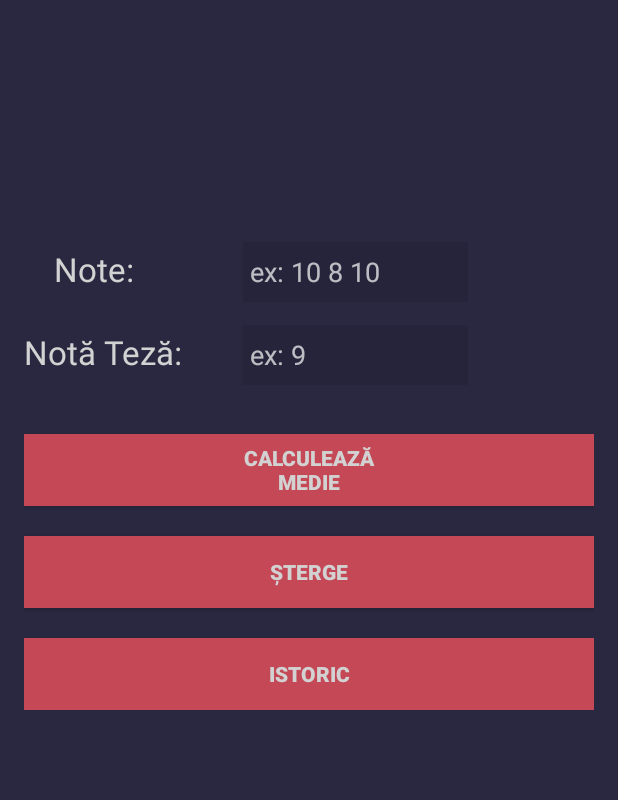
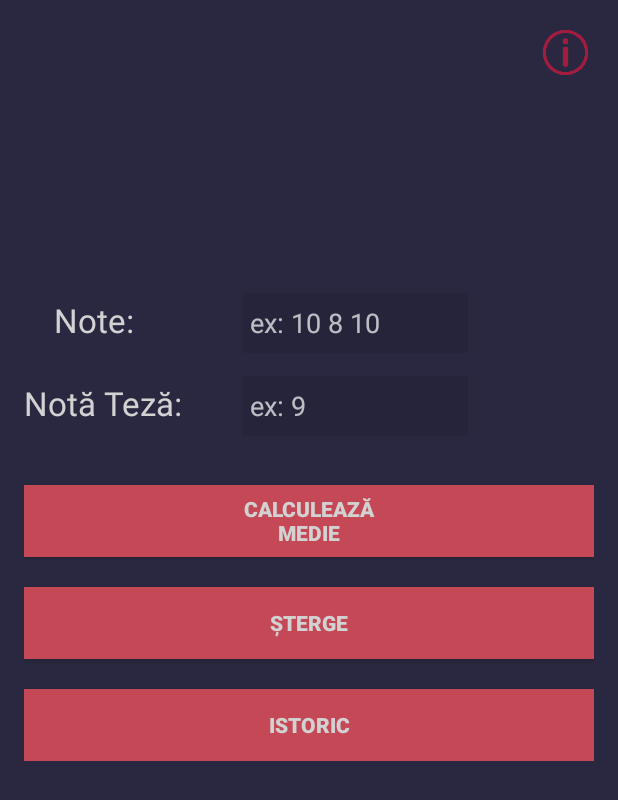
Before and after one commit to alexDamian99/CalculMedie2, an Android app: the screen it shows after launch (MainActivity), on a phone screen of 412 x 824 dp. Shown: the top 800 px of the screen. Run offline under Robolectric (Android 15) with nearby library versions, the light colour scheme and no system bars.

Commit message:
20.11.2016 Add: -info button + info activity -istoric activity -back button

```diff
--- a/app/src/main/java/devsaa/calculmedie/MainActivity.java
+++ b/app/src/main/java/devsaa/calculmedie/MainActivity.java
@@ -221,11 +221,15 @@ public class MainActivity extends AppCompatActivity {
         editTeza.setText("");
         editNote.requestFocus(); // editNote primeste focus
     }
-    String istoric = "";//stringul in care vom memora
+    //trebuie sa fie public static daca vrem sa le accesam dintr-un alt activity, in cazu asta din history.java
+    public static String istoric = "";//stringul in care vom memora
+    public static int indice = 0; //indicele pt istoric
+
     public void onClickHistory(View v){
         TextView txt = (TextView)findViewById(R.id.txtViewMedie);
         if (txt != null && ok == 1) {
-            istoric += (txt.getText().toString() + "\n");
+            ++indice; //crestem indicele la facerea unei noi medii
+            istoric += (indice + ")  " + txt.getText().toString() + "\n\n");
             ok = 0;
         }
 
@@ -235,7 +239,8 @@ public class MainActivity extends AppCompatActivity {
 
     }
 
-    public void onClickInfo(ImageView v){
-
+    public void onClickInfo(View v){
+        Intent infoIntent = new Intent(this, info.class);
+        startActivity(infoIntent);
     }
 }
--- a/app/src/main/res/layout/activity_main.xml
+++ b/app/src/main/res/layout/activity_main.xml
@@ -6,9 +6,6 @@
     android:layout_width="match_parent"
     android:layout_height="match_parent"
     android:background="#2A2840"
-    android:paddingLeft="@dimen/activity_horizontal_margin"
-    android:paddingRight="@dimen/activity_horizontal_margin"
-    android:paddingTop="@dimen/activity_vertical_margin"
     android:paddingBottom="@dimen/activity_vertical_margin"
     tools:context="devsaa.calculmedie.MainActivity">
 
@@ -23,11 +20,18 @@
         <LinearLayout
             android:orientation="vertical"
             android:layout_width="match_parent"
-            android:layout_height="wrap_content">
+            android:layout_height="wrap_content"
+            android:weightSum="1">
 
-            <Space
-                android:layout_width="match_parent"
-                android:layout_height="15dip" />
+            <ImageView
+                android:id="@+id/imgInfo"
+                android:layout_width="30dp"
+                android:layout_height="30dp"
+                app:srcCompat="@drawable/info"
+                android:layout_gravity="right"
+                android:layout_margin="20dp"
+                android:onClick="onClickInfo"
+                android:layout_weight="0.21"/>
 
             <FrameLayout
                 android:layout_width="match_parent"
@@ -53,11 +57,14 @@
             <Space
                 android:layout_width="match_parent"
                 android:layout_gravity="center_horizontal"
-                android:layout_height="30dp" />
+                android:layout_height="25dp" />
 
             <GridLayout
                 android:layout_width="match_parent"
-                android:layout_height="match_parent">
+                android:layout_height="match_parent"
+                android:paddingLeft="@dimen/activity_horizontal_margin"
+                android:paddingRight="@dimen/activity_horizontal_margin"
+                >
 
                 <TextView
                     android:layout_width="93dp"
@@ -125,7 +132,7 @@
                     android:onClick="onClickClear" />
 
                 <Button
-                    android:layout_width="wrap_content"
+                    android:layout_width="300dp"
                     android:layout_height="wrap_content"
                     android:text="@string/btnCalcMedie"
                     android:textColor="#D2D2D2"
```
Also changed, not shown: app/src/main/AndroidManifest.xml (+6 -4 lines), app/src/main/java/devsaa/calculmedie/history.java (+15 -7 lines), app/src/main/java/devsaa/calculmedie/info.java (added, +20 -0 lines), app/src/main/res/layout/activity_history.xml (+55 -1 lines), app/src/main/res/layout/activity_info.xml (added, +55 -0 lines), app/src/main/res/values/strings.xml (+7 -1 lines), app/src/main/res/drawable/back.png (added), app/src/main/res/drawable/info.png (added).
